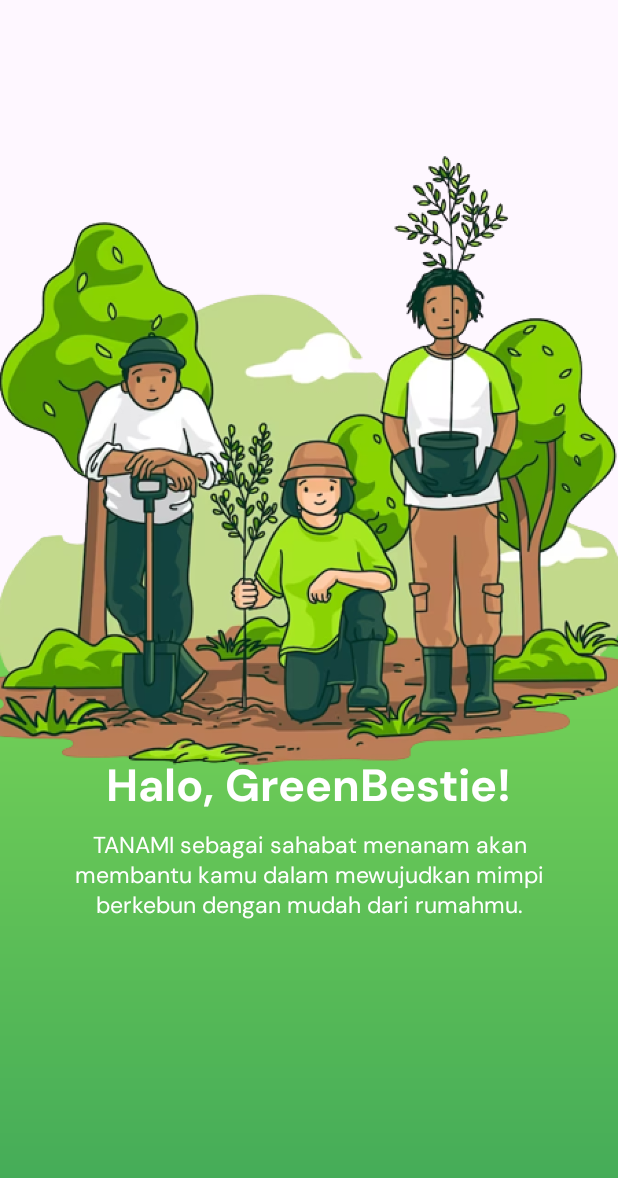
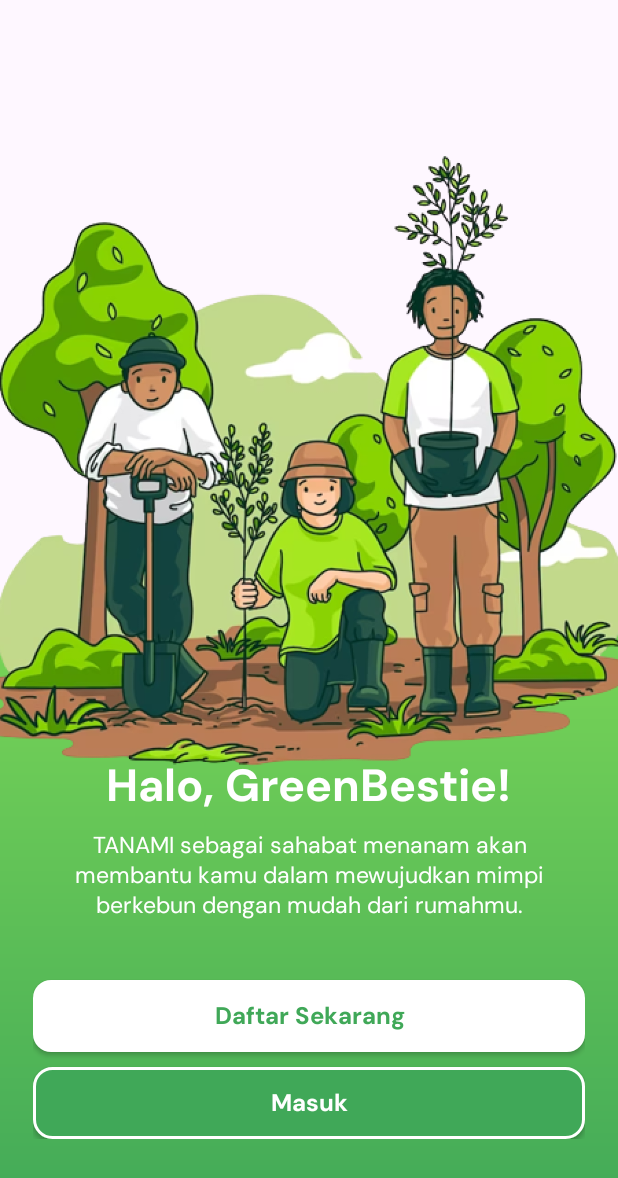
Before and after one commit to mfthrq/tanami-gemastik-mobile, an Android app: the OnboardingLoginSignup screen opened directly, with no data from a screen before it, on a phone screen of 412 x 824 dp. Shown: the top 1178 px of the screen. Run offline under Robolectric (Android 15) with nearby library versions, the phone set to English and light mode, and no system bars.

Commit message:
login signup done-1

```diff
--- a/app/src/main/AndroidManifest.xml
+++ b/app/src/main/AndroidManifest.xml
@@ -12,6 +12,12 @@
         android:supportsRtl="true"
         android:theme="@style/Theme.Tanamigemastik"
         tools:targetApi="31">
+        <activity
+            android:name=".Login"
+            android:exported="false" />
+        <activity
+            android:name=".Daftar"
+            android:exported="false" />
         <activity
             android:name=".OnboardingLoginSignup"
             android:exported="false" />
--- a/app/src/main/java/com/example/tanamigemastik/OnboardingLoginSignup.java
+++ b/app/src/main/java/com/example/tanamigemastik/OnboardingLoginSignup.java
@@ -1,8 +1,10 @@
 package com.example.tanamigemastik;
 
 import androidx.appcompat.app.AppCompatActivity;
-
+import android.content.Intent;
 import android.os.Bundle;
+import android.view.View;
+import androidx.appcompat.widget.AppCompatButton;
 
 public class OnboardingLoginSignup extends AppCompatActivity {
 
@@ -10,5 +12,28 @@ public class OnboardingLoginSignup extends AppCompatActivity {
     protected void onCreate(Bundle savedInstanceState) {
         super.onCreate(savedInstanceState);
         setContentView(R.layout.activity_onboarding_login_signup);
+
+        // Menginisialisasi tombol
+        AppCompatButton btnDaftar = findViewById(R.id.btn_daftar);
+        AppCompatButton btnLogin = findViewById(R.id.btn_login);
+
+        // Menambahkan listener klik pada tombol
+        btnDaftar.setOnClickListener(new View.OnClickListener() {
+            @Override
+            public void onClick(View v) {
+                // Membuka aktivitas Daftar
+                Intent intent = new Intent(OnboardingLoginSignup.this, Daftar.class);
+                startActivity(intent);
+            }
+        });
+
+        btnLogin.setOnClickListener(new View.OnClickListener() {
+            @Override
+            public void onClick(View v) {
+                // Membuka aktivitas Daftar
+                Intent intent = new Intent(OnboardingLoginSignup.this, Login.class);
+                startActivity(intent);
+            }
+        });
     }
 }
--- /dev/null
+++ b/app/src/main/res/drawable/button_radius_green_1.xml
@@ -0,0 +1,16 @@
+<?xml version="1.0" encoding="utf-8"?>
+<shape xmlns:android="http://schemas.android.com/apk/res/android">
+    <!-- Definisi Gradien -->
+    <gradient
+        android:startColor="#40A858"
+    android:endColor="#40A858"
+    android:angle="90"/>
+
+    <!-- Definisi Sudut Melengkung -->
+    <corners android:radius="12dp" />
+
+    <!-- Definisi Garis Tepi -->
+    <stroke
+        android:width="2dp"
+    android:color="#FFFFFF"/>
+</shape>
--- /dev/null
+++ b/app/src/main/res/drawable/button_radius_white_1.xml
@@ -0,0 +1,7 @@
+<?xml version="1.0" encoding="utf-8"?>
+<shape xmlns:android="http://schemas.android.com/apk/res/android">
+    <gradient
+        android:startColor="#FFFFFF"
+        android:endColor="#FFFFFF" />
+    <corners android:radius="12dp" />
+</shape>
--- /dev/null
+++ b/app/src/main/res/drawable/text_gradient_green.xml
@@ -0,0 +1,6 @@
+<!-- res/drawable/text_gradient.xml -->
+<gradient xmlns:android="http://schemas.android.com/apk/res/android"
+    android:type="linear"
+    android:startColor="#00FF00"
+    android:endColor="#008000"
+    android:angle="90"/>
--- a/app/src/main/res/layout/activity_onboarding_login_signup.xml
+++ b/app/src/main/res/layout/activity_onboarding_login_signup.xml
@@ -53,6 +53,42 @@
                 android:layout_gravity="center_horizontal"
                 android:gravity="center"
                 />
+
+            <androidx.appcompat.widget.AppCompatButton
+                android:id="@+id/btn_daftar"
+                android:layout_width="match_parent"
+                android:layout_height="wrap_content"
+                android:text="Daftar Sekarang"
+                android:textColor="@color/green"
+                android:textAllCaps="false"
+                android:paddingStart="20dp"
+                android:paddingEnd="20dp"
+                android:paddingTop="10dp"
+                android:paddingBottom="10dp"
+                android:layout_marginTop="30dp"
+                android:background="@drawable/button_radius_white_1"
+                android:layout_centerHorizontal="true"
+                android:fontFamily="@font/dmsans_bold"
+                android:textSize="16sp"
+                />
+
+            <androidx.appcompat.widget.AppCompatButton
+                android:id="@+id/btn_login"
+                android:layout_width="match_parent"
+                android:layout_height="wrap_content"
+                android:text="Masuk"
+                android:textColor="@color/white"
+                android:textAllCaps="false"
+                android:paddingStart="20dp"
+                android:paddingEnd="20dp"
+                android:paddingTop="10dp"
+                android:paddingBottom="10dp"
+                android:layout_marginTop="10dp"
+                android:background="@drawable/button_radius_green_1"
+                android:layout_centerHorizontal="true"
+                android:fontFamily="@font/dmsans_bold"
+                android:textSize="16sp"
+                />
         </LinearLayout>
 
     </ScrollView>
--- a/app/src/main/res/values/colors.xml
+++ b/app/src/main/res/values/colors.xml
@@ -10,11 +10,12 @@
     <color name="colorRadioButton">#FAE55D</color>
     <color name="white_secondary">#F5F5F5</color>
     <color name="red_warning">#EE3843</color>
-    <color name="grey">#CDCDCD</color>
+    <color name="grey">#B2374151</color>
     <color name="purple">#732B80</color>
     <color name="pink">#EE388E</color>
     <color name="pink_light">#FEB6B5</color>
     <color name="yellow">#FADC1F</color>
     <color name="yellow_text">#F0D20E</color>
     <color name="transparent">#00000000</color>
+    <color name="green">#40A858</color>
 </resources>
```
Also changed, not shown: app/src/main/java/com/example/tanamigemastik/Daftar.java (added, +27 -0 lines), app/src/main/java/com/example/tanamigemastik/Login.java (added, +27 -0 lines), app/src/main/res/drawable/button_radius_green_2.xml (added, +11 -0 lines), app/src/main/res/drawable/edittext_1.xml (added, +9 -0 lines), app/src/main/res/drawable/rounded_green_1.xml (added, +13 -0 lines), app/src/main/res/drawable/rounded_white.xml (added, +13 -0 lines), app/src/main/res/layout/activity_daftar.xml (added, +144 -0 lines), app/src/main/res/layout/activity_login.xml (added, +123 -0 lines), app/src/main/res/drawable/ilustrasi_2.png (added), app/src/main/res/drawable/ilustrasi_3.png (added).
